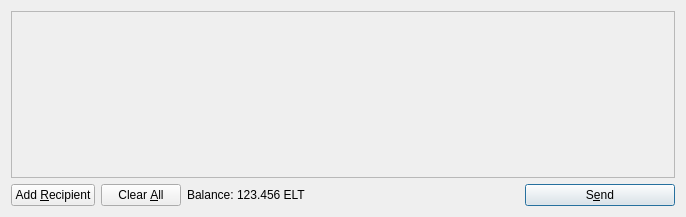
Qt form src/qt/forms/sendcoinsdialog.ui (blaketrader/ElectronCoin) before a commit.
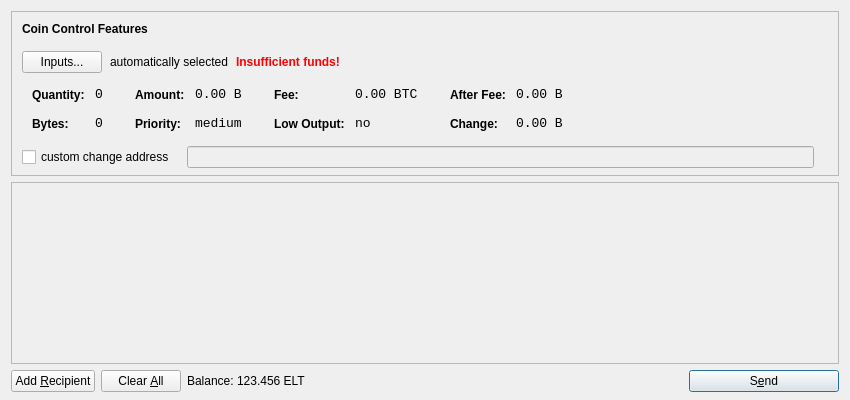
The same form after that commit. Icons and pictures are not drawn.

```diff
--- a/src/qt/forms/sendcoinsdialog.ui
+++ b/src/qt/forms/sendcoinsdialog.ui
@@ -6,14 +6,615 @@
    <rect>
     <x>0</x>
     <y>0</y>
-    <width>686</width>
-    <height>217</height>
+    <width>850</width>
+    <height>400</height>
    </rect>
   </property>
   <property name="windowTitle">
    <string>Send Coins</string>
   </property>
-  <layout class="QVBoxLayout" name="verticalLayout">
+  <layout class="QVBoxLayout" name="verticalLayout" stretch="0,1,0">
+   <property name="bottomMargin">
+    <number>8</number>
+   </property>
+   <item>
+    <widget class="QFrame" name="frameCoinControl">
+     <property name="sizePolicy">
+      <sizepolicy hsizetype="Expanding" vsizetype="Expanding">
+       <horstretch>0</horstretch>
+       <verstretch>0</verstretch>
+      </sizepolicy>
+     </property>
+     <property name="maximumSize">
+      <size>
+       <width>16777215</width>
+       <height>16777215</height>
+      </size>
+     </property>
+     <property name="frameShape">
+      <enum>QFrame::StyledPanel</enum>
+     </property>
+     <property name="frameShadow">
+      <enum>QFrame::Sunken</enum>
+     </property>
+     <layout class="QVBoxLayout" name="verticalLayoutCoinControl2">
+      <property name="spacing">
+       <number>-1</number>
+      </property>
+      <property name="leftMargin">
+       <number>0</number>
+      </property>
+      <property name="topMargin">
+       <number>0</number>
+      </property>
+      <property name="rightMargin">
+       <number>0</number>
+      </property>
+      <property name="bottomMargin">
+       <number>6</number>
+      </property>
+      <item>
+       <layout class="QVBoxLayout" name="verticalLayoutCoinControl" stretch="0,0,0,0,1">
+        <property name="spacing">
+         <number>0</number>
+        </property>
+        <property name="leftMargin">
+         <number>10</number>
+        </property>
+        <property name="topMargin">
+         <number>10</number>
+        </property>
+        <item>
+         <layout class="QHBoxLayout" name="horizontalLayoutCoinControl1">
+          <property name="bottomMargin">
+           <number>15</number>
+          </property>
+          <item>
+           <widget class="QLabel" name="labelCoinControlFeatures">
+            <property name="sizePolicy">
+             <sizepolicy hsizetype="Preferred" vsizetype="Maximum">
+              <horstretch>0</horstretch>
+              <verstretch>0</verstretch>
+             </sizepolicy>
+            </property>
+            <property name="font">
+             <font>
+              <weight>75</weight>
+              <bold>true</bold>
+             </font>
+            </property>
+            <property name="styleSheet">
+             <string notr="true">font-weight:bold;</string>
+            </property>
+            <property name="text">
+             <string>Coin Control Features</string>
+            </property>
+           </widget>
+          </item>
+         </layout>
+        </item>
+        <item>
+         <layout class="QHBoxLayout" name="horizontalLayoutCoinControl2" stretch="0,0,0,0">
+          <property name="spacing">
+           <number>8</number>
+          </property>
+          <property name="bottomMargin">
+           <number>10</number>
+          </property>
+          <item>
+           <widget class="QPushButton" name="pushButtonCoinControl">
+            <property name="styleSheet">
+             <string notr="true"/>
+            </property>
+            <property name="text">
+             <string>Inputs...</string>
+            </property>
+           </widget>
+          </item>
+          <item>
+           <widget class="QLabel" name="labelCoinControlAutomaticallySelected">
+            <property name="text">
+             <string>automatically selected</string>
+            </property>
+            <property name="margin">
+             <number>5</number>
+            </property>
+           </widget>
+          </item>
+          <item>
+           <widget class="QLabel" name="labelCoinControlInsuffFunds">
+            <property name="font">
+             <font>
+              <weight>75</weight>
+              <bold>true</bold>
+             </font>
+            </property>
+            <property name="styleSheet">
+             <string notr="true">color:red;font-weight:bold;</string>
+            </property>
+            <property name="text">
+             <string>Insufficient funds!</string>
+            </property>
+            <property name="margin">
+             <number>5</number>
+            </property>
+           </widget>
+          </item>
+          <item>
+           <spacer name="horizontalSpacerCoinControl">
+            <property name="orientation">
+             <enum>Qt::Horizontal</enum>
+            </property>
+            <property name="sizeHint" stdset="0">
+             <size>
+              <width>40</width>
+              <height>1</height>
+             </size>
+            </property>
+           </spacer>
+          </item>
+         </layout>
+        </item>
+        <item>
+         <widget class="QWidget" name="widgetCoinControl" native="true">
+          <property name="sizePolicy">
+           <sizepolicy hsizetype="Preferred" vsizetype="Preferred">
+            <horstretch>0</horstretch>
+            <verstretch>0</verstretch>
+           </sizepolicy>
+          </property>
+          <property name="minimumSize">
+           <size>
+            <width>0</width>
+            <height>0</height>
+           </size>
+          </property>
+          <property name="styleSheet">
+           <string notr="true"/>
+          </property>
+          <layout class="QHBoxLayout" name="horizontalLayoutCoinControl5">
+           <property name="margin">
+            <number>0</number>
+           </property>
+           <item>
+            <layout class="QHBoxLayout" name="horizontalLayoutCoinControl3" stretch="0,0,0,1">
+             <property name="spacing">
+              <number>20</number>
+             </property>
+             <property name="topMargin">
+              <number>0</number>
+             </property>
+             <property name="bottomMargin">
+              <number>10</number>
+             </property>
+             <item>
+              <layout class="QFormLayout" name="formLayoutCoinControl1">
+               <property name="horizontalSpacing">
+                <number>10</number>
+               </property>
+               <property name="verticalSpacing">
+                <number>14</number>
+               </property>
+               <property name="leftMargin">
+                <number>10</number>
+               </property>
+               <property name="topMargin">
+                <number>4</number>
+               </property>
+               <property name="rightMargin">
+                <number>6</number>
+               </property>
+               <item row="0" column="0">
+                <widget class="QLabel" name="labelCoinControlQuantityText">
+                 <property name="styleSheet">
+                  <string notr="true">font-weight:bold;</string>
+                 </property>
+                 <property name="text">
+                  <string>Quantity:</string>
+                 </property>
+                 <property name="margin">
+                  <number>0</number>
+                 </property>
+                </widget>
+               </item>
+               <item row="0" column="1">
+                <widget class="QLabel" name="labelCoinControlQuantity">
+                 <property name="font">
+                  <font>
+                   <family>Monospace</family>
+                   <pointsize>10</pointsize>
+                  </font>
+                 </property>
+                 <property name="cursor">
+                  <cursorShape>IBeamCursor</cursorShape>
+                 </property>
+                 <property name="contextMenuPolicy">
+                  <enum>Qt::ActionsContextMenu</enum>
+                 </property>
+                 <property name="text">
+                  <string notr="true">0</string>
+                 </property>
+                 <property name="margin">
+                  <number>0</number>
+                 </property>
+                 <property name="textInteractionFlags">
+                  <set>Qt::LinksAccessibleByMouse|Qt::TextSelectableByKeyboard|Qt::TextSelectableByMouse</set>
+                 </property>
+                </widget>
+               </item>
+               <item row="1" column="0">
+                <widget class="QLabel" name="labelCoinControlBytesText">
+                 <property name="styleSheet">
+                  <string notr="true">font-weight:bold;</string>
+                 </property>
+                 <property name="text">
+                  <string>Bytes:</string>
+                 </property>
+                </widget>
+               </item>
+               <item row="1" column="1">
+                <widget class="QLabel" name="labelCoinControlBytes">
+                 <property name="font">
+                  <font>
+                   <family>Monospace</family>
+                   <pointsize>10</pointsize>
+                  </font>
+                 </property>
+                 <property name="cursor">
+                  <cursorShape>IBeamCursor</cursorShape>
+                 </property>
+                 <property name="contextMenuPolicy">
+                  <enum>Qt::ActionsContextMenu</enum>
+                 </property>
+                 <property name="text">
+                  <string notr="true">0</string>
+                 </property>
+                 <property name="textInteractionFlags">
+                  <set>Qt::LinksAccessibleByMouse|Qt::TextSelectableByKeyboard|Qt::TextSelectableByMouse</set>
+                 </property>
+                </widget>
+               </item>
+              </layout>
+             </item>
+             <item>
+              <layout class="QFormLayout" name="formLayoutCoinControl2">
+               <property name="horizontalSpacing">
+                <number>10</number>
+               </property>
+               <property name="verticalSpacing">
+                <number>14</number>
+               </property>
+               <property name="leftMargin">
+                <number>6</number>
+               </property>
+               <property name="topMargin">
+                <number>4</number>
+               </property>
+               <property name="rightMargin">
+                <number>6</number>
+               </property>
+               <item row="0" column="0">
+                <widget class="QLabel" name="labelCoinControlAmountText">
+                 <property name="styleSheet">
+                  <string notr="true">font-weight:bold;</string>
+                 </property>
+                 <property name="text">
+                  <string>Amount:</string>
+                 </property>
+                 <property name="margin">
+                  <number>0</number>
+                 </property>
+                </widget>
+               </item>
+               <item row="0" column="1">
+                <widget class="QLabel" name="labelCoinControlAmount">
+                 <property name="font">
+                  <font>
+                   <family>Monospace</family>
+                   <pointsize>10</pointsize>
+                  </font>
+                 </property>
+                 <property name="cursor">
+                  <cursorShape>IBeamCursor</cursorShape>
+                 </property>
+                 <property name="contextMenuPolicy">
+                  <enum>Qt::ActionsContextMenu</enum>
+                 </property>
+                 <property name="text">
+                  <string notr="true">0.00 B</string>
+                 </property>
+                 <property name="textInteractionFlags">
+                  <set>Qt::LinksAccessibleByMouse|Qt::TextSelectableByKeyboard|Qt::TextSelectableByMouse</set>
+                 </property>
+                </widget>
+               </item>
+               <item row="1" column="0">
+                <widget class="QLabel" name="labelCoinControlPriorityText">
+                 <property name="styleSheet">
+                  <string notr="true">font-weight:bold;</string>
+                 </property>
+                 <property name="text">
+                  <string>Priority:</string>
+                 </property>
+                </widget>
+               </item>
+               <item row="1" column="1">
+                <widget class="QLabel" name="labelCoinControlPriority">
+                 <property name="font">
+                  <font>
+                   <family>Monospace</family>
+                   <pointsize>10</pointsize>
+                  </font>
+                 </property>
+                 <property name="cursor">
+                  <cursorShape>IBeamCursor</cursorShape>
+                 </property>
+                 <property name="contextMenuPolicy">
+                  <enum>Qt::ActionsContextMenu</enum>
+                 </property>
+                 <property name="text">
+                  <string>medium</string>
+                 </property>
+                 <property name="textInteractionFlags">
+                  <set>Qt::LinksAccessibleByMouse|Qt::TextSelectableByKeyboard|Qt::TextSelectableByMouse</set>
+                 </property>
+                </widget>
+               </item>
+              </layout>
+             </item>
+             <item>
+              <layout class="QFormLayout" name="formLayoutCoinControl3">
+               <property name="horizontalSpacing">
+                <number>10</number>
+               </property>
+               <property name="verticalSpacing">
+                <number>14</number>
+               </property>
+               <property name="leftMargin">
+                <number>6</number>
+               </property>
+               <property name="topMargin">
+                <number>4</number>
+               </property>
+               <property name="rightMargin">
+                <number>6</number>
+               </property>
+               <item row="0" column="0">
+                <widget class="QLabel" name="labelCoinControlFeeText">
+                 <property name="styleSheet">
+                  <string notr="true">font-weight:bold;</string>
+                 </property>
+                 <property name="text">
+                  <string>Fee:</string>
+                 </property>
+                 <property name="margin">
+                  <number>0</number>
+                 </property>
+                </widget>
+               </item>
+               <item row="0" column="1">
+                <widget class="QLabel" name="labelCoinControlFee">
+                 <property name="font">
+                  <font>
+                   <family>Monospace</family>
+                   <pointsize>10</pointsize>
+                  </font>
+                 </property>
+                 <property name="cursor">
+                  <cursorShape>IBeamCursor</cursorShape>
+                 </property>
+                 <property name="contextMenuPolicy">
+                  <enum>Qt::ActionsContextMenu</enum>
+                 </property>
+                 <property name="text">
+                  <string notr="true">0.00 BTC</string>
+                 </property>
+                 <property name="textInteractionFlags">
+                  <set>Qt::LinksAccessibleByMouse|Qt::TextSelectableByKeyboard|Qt::TextSelectableByMouse</set>
+                 </property>
+                </widget>
+               </item>
+               <item row="1" column="0">
+                <widget class="QLabel" name="labelCoinControlLowOutputText">
+                 <property name="styleSheet">
+                  <string notr="true">font-weight:bold;</string>
+                 </property>
+                 <property name="text">
+                  <string>Low Output:</string>
+                 </property>
+                </widget>
+               </item>
+               <item row="1" column="1">
+                <widget class="QLabel" name="labelCoinControlLowOutput">
+                 <property name="font">
+                  <font>
+                   <family>Monospace</family>
+                   <pointsize>10</pointsize>
+                  </font>
+                 </property>
+                 <property name="cursor">
+                  <cursorShape>IBeamCursor</cursorShape>
+                 </property>
+                 <property name="contextMenuPolicy">
+                  <enum>Qt::ActionsContextMenu</enum>
+                 </property>
+                 <property name="text">
+                  <string>no</string>
+                 </property>
+                 <property name="textInteractionFlags">
+                  <set>Qt::LinksAccessibleByMouse|Qt::TextSelectableByKeyboard|Qt::TextSelectableByMouse</set>
+                 </property>
+                </widget>
+               </item>
+              </layout>
+             </item>
+             <item>
+              <layout class="QFormLayout" name="formLayoutCoinControl4">
+               <property name="horizontalSpacing">
+                <number>10</number>
+               </property>
+               <property name="verticalSpacing">
+                <number>14</number>
+               </property>
+               <property name="leftMargin">
+                <number>6</number>
+               </property>
+               <property name="topMargin">
+                <number>4</number>
+               </property>
+               <property name="rightMargin">
+                <number>6</number>
+               </property>
+               <item row="0" column="0">
+                <widget class="QLabel" name="labelCoinControlAfterFeeText">
+                 <property name="styleSheet">
+                  <string notr="true">font-weight:bold;</string>
+                 </property>
+                 <property name="text">
+                  <string>After Fee:</string>
+                 </property>
+                 <property name="margin">
+                  <number>0</number>
+                 </property>
+                </widget>
+               </item>
+               <item row="0" column="1">
+                <widget class="QLabel" name="labelCoinControlAfterFee">
+                 <property name="font">
+                  <font>
+                   <family>Monospace</family>
+                   <pointsize>10</pointsize>
+                  </font>
+                 </property>
+                 <property name="cursor">
+                  <cursorShape>IBeamCursor</cursorShape>
+                 </property>
+                 <property name="contextMenuPolicy">
+                  <enum>Qt::ActionsContextMenu</enum>
+                 </property>
+                 <property name="text">
+                  <string notr="true">0.00 B</string>
+                 </property>
+                 <property name="textInteractionFlags">
+                  <set>Qt::LinksAccessibleByMouse|Qt::TextSelectableByKeyboard|Qt::TextSelectableByMouse</set>
+                 </property>
+                </widget>
+               </item>
+               <item row="1" column="0">
+                <widget class="QLabel" name="labelCoinControlChangeText">
+                 <property name="styleSheet">
+                  <string notr="true">font-weight:bold;</string>
+                 </property>
+                 <property name="text">
+                  <string>Change:</string>
+                 </property>
+                </widget>
+               </item>
+               <item row="1" column="1">
+                <widget class="QLabel" name="labelCoinControlChange">
+                 <property name="font">
+                  <font>
+                   <family>Monospace</family>
+                   <pointsize>10</pointsize>
+                  </font>
+                 </property>
+                 <property name="cursor">
+                  <cursorShape>IBeamCursor</cursorShape>
+                 </property>
+                 <property name="contextMenuPolicy">
+                  <enum>Qt::ActionsContextMenu</enum>
+                 </property>
+                 <property name="text">
+                  <string notr="true">0.00 B</string>
+                 </property>
+                 <property name="textInteractionFlags">
+                  <set>Qt::LinksAccessibleByMouse|Qt::TextSelectableByKeyboard|Qt::TextSelectableByMouse</set>
+                 </property>
+                </widget>
+               </item>
+              </layout>
+             </item>
+            </layout>
+           </item>
+          </layout>
+         </widget>
+        </item>
+        <item>
+         <layout class="QHBoxLayout" name="horizontalLayoutCoinControl4" stretch="0,0,0">
+          <property name="spacing">
+           <number>12</number>
+          </property>
+          <property name="sizeConstraint">
+           <enum>QLayout::SetDefaultConstraint</enum>
+          </property>
+          <property name="topMargin">
+           <number>5</number>
+          </property>
+          <property name="rightMargin">
+           <number>5</number>
+          </property>
+          <item>
+           <widget class="QCheckBox" name="checkBoxCoinControlChange">
+            <property name="text">
+             <string>custom change address</string>
+            </property>
+           </widget>
+          </item>
+          <item>
+           <widget class="QLineEdit" name="lineEditCoinControlChange">
+            <property name="enabled">
+             <bool>false</bool>
+            </property>
+            <property name="sizePolicy">
+             <sizepolicy hsizetype="Expanding" vsizetype="Fixed">
+              <horstretch>0</horstretch>
+              <verstretch>0</verstretch>
+             </sizepolicy>
+            </property>
+           </widget>
+          </item>
+          <item>
+           <widget class="QLabel" name="labelCoinControlChangeLabel">
+            <property name="sizePolicy">
+             <sizepolicy hsizetype="Preferred" vsizetype="Expanding">
+              <horstretch>0</horstretch>
+              <verstretch>0</verstretch>
+             </sizepolicy>
+            </property>
+            <property name="minimumSize">
+             <size>
+              <width>0</width>
+              <height>0</height>
+             </size>
+            </property>
+            <property name="text">
+             <string/>
+            </property>
+            <property name="margin">
+             <number>3</number>
+            </property>
+           </widget>
+          </item>
+         </layout>
+        </item>
+        <item>
+         <spacer name="verticalSpacerCoinControl">
+          <property name="orientation">
+           <enum>Qt::Vertical</enum>
+          </property>
+          <property name="sizeHint" stdset="0">
+           <size>
+            <width>800</width>
+            <height>1</height>
+           </size>
+          </property>
+         </spacer>
+        </item>
+       </layout>
+      </item>
+     </layout>
+    </widget>
+   </item>
    <item>
     <widget class="QScrollArea" name="scrollArea">
      <property name="widgetResizable">
@@ -24,7 +625,7 @@
        <rect>
         <x>0</x>
         <y>0</y>
-        <width>666</width>
+        <width>830</width>
         <height>165</height>
        </rect>
       </property>
```
